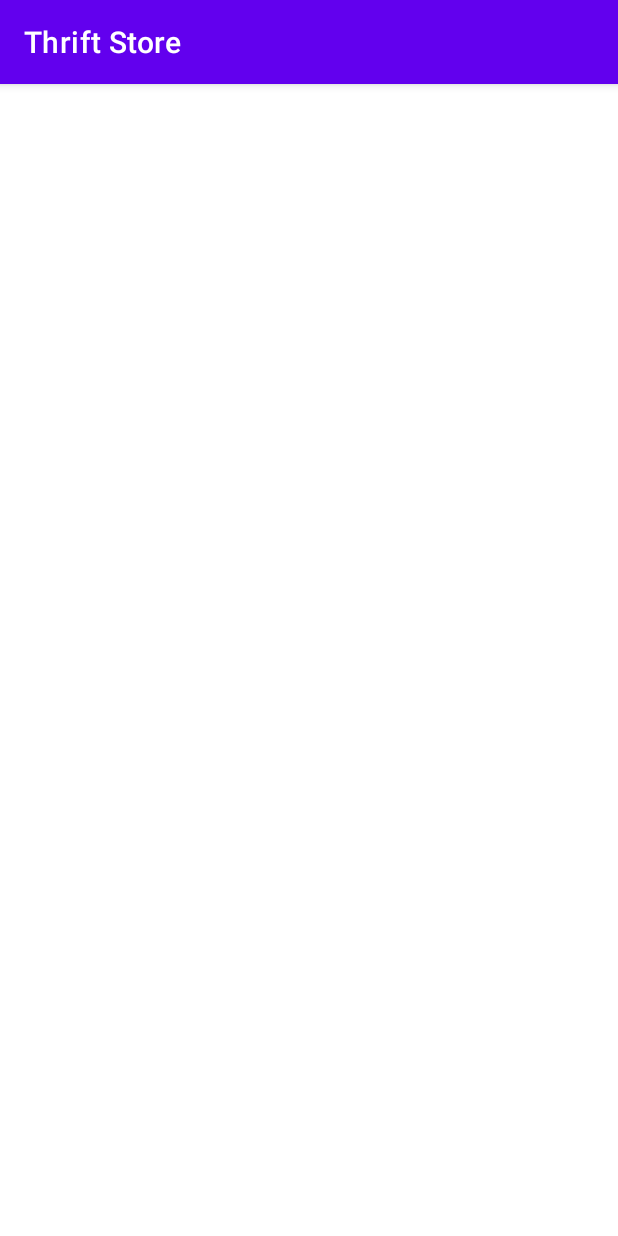
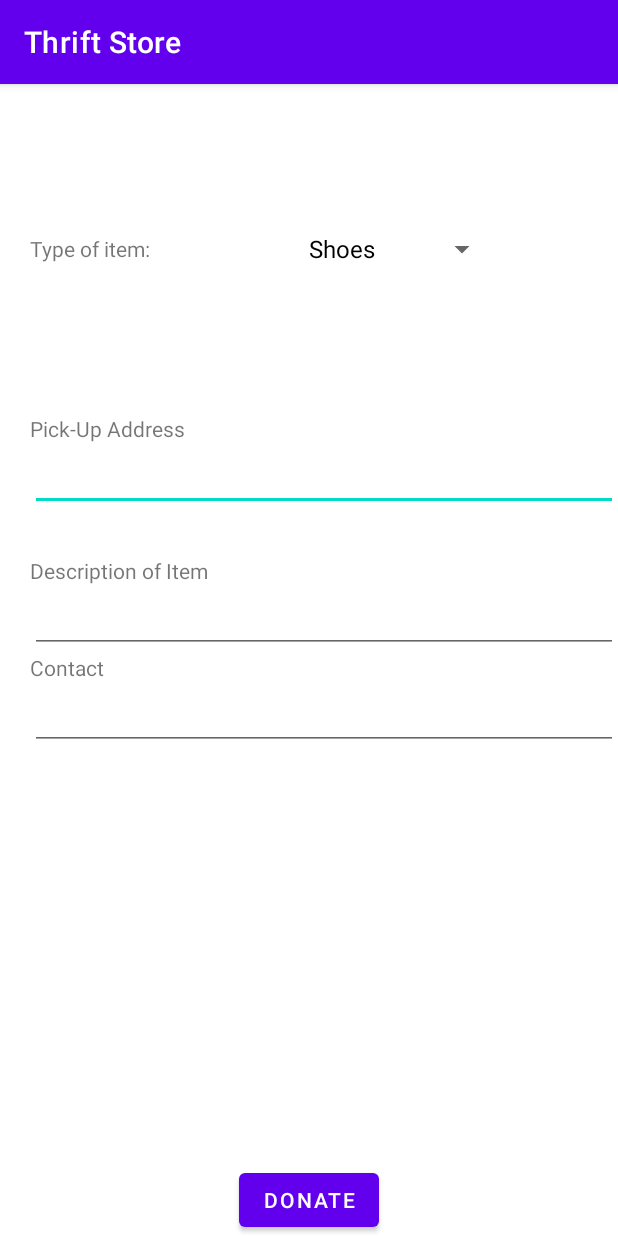
Before and after one commit to Sarah-2000/Sarah_ThriftStore, an Android app: the Donate screen opened directly, with no data from a screen before it, on a phone screen of 412 x 824 dp. Run offline under Robolectric (Android 15) with nearby library versions, the phone set to English and light mode, and no system bars.

Commit message:
Merge branch 'master' of https://github.com/sakshi916/ThriftStore
 Conflicts:
	app/src/main/java/com/example/thriftstore/Home.java
	app/src/main/res/layout/activity_home.xml

```diff
--- a/app/src/main/java/com/example/thriftstore/Donate.java
+++ b/app/src/main/java/com/example/thriftstore/Donate.java
@@ -3,6 +3,11 @@ package com.example.thriftstore;
 import androidx.appcompat.app.AppCompatActivity;
 
 import android.os.Bundle;
+import android.view.View;
+import android.widget.ArrayAdapter;
+import android.widget.Button;
+import android.widget.Spinner;
+import android.widget.Toast;
 
 public class Donate extends AppCompatActivity {
 
@@ -10,5 +15,18 @@ public class Donate extends AppCompatActivity {
     protected void onCreate(Bundle savedInstanceState) {
         super.onCreate(savedInstanceState);
         setContentView(R.layout.activity_donate);
+
+        Button donate = findViewById(R.id.btnconfirmdonate);
+        Spinner dropdown = findViewById(R.id.spinner);
+        String[] items = new String[]{"Shoes", "Clothes", "Bags", "Jewellery", "Kids wear"};
+        ArrayAdapter<String> adapter = new ArrayAdapter<>(this, android.R.layout.simple_spinner_dropdown_item, items);
+        dropdown.setAdapter(adapter);
+
+        donate.setOnClickListener(new View.OnClickListener() {
+            @Override
+            public void onClick(View v) {
+                    Toast.makeText(Donate.this, "Thank you for donating!", Toast.LENGTH_SHORT).show();
+            }
+        });
     }
 }
--- a/app/src/main/java/com/example/thriftstore/order.java
+++ b/app/src/main/java/com/example/thriftstore/order.java
@@ -142,8 +142,10 @@ public class order extends Home {
         btnconfirmOrder.setOnClickListener(new View.OnClickListener() {
             @Override
             public void onClick(View v) {
-                Toast.makeText(order.this, "Your order has been placed!", Toast.LENGTH_SHORT).show();
-
+                if(total==0){btnconfirmOrder.setEnabled(false);}
+                else {
+                    Toast.makeText(order.this, "Your order has been placed!", Toast.LENGTH_SHORT).show();
+                }
             }
         });
 
--- a/app/src/main/res/layout/activity_donate.xml
+++ b/app/src/main/res/layout/activity_donate.xml
@@ -1,9 +1,78 @@
 <?xml version="1.0" encoding="utf-8"?>
-<androidx.constraintlayout.widget.ConstraintLayout xmlns:android="http://schemas.android.com/apk/res/android"
+<RelativeLayout xmlns:android="http://schemas.android.com/apk/res/android"
     xmlns:app="http://schemas.android.com/apk/res-auto"
     xmlns:tools="http://schemas.android.com/tools"
+    android:id="@+id/rl"
+    android:paddingTop="100dp"
+    android:paddingLeft="20dp"
     android:layout_width="match_parent"
     android:layout_height="match_parent"
     tools:context=".Donate">
 
-</androidx.constraintlayout.widget.ConstraintLayout>
+    <TextView
+        android:id="@+id/itemType"
+        android:layout_width="wrap_content"
+        android:layout_height="20dp"
+        android:text="Type of item:"
+        tools:ignore="MissingConstraints"
+        tools:layout_editor_absoluteX="70dp"
+        tools:layout_editor_absoluteY="153dp" />
+
+    <Spinner
+        android:id="@+id/spinner"
+        android:layout_width="wrap_content"
+        android:layout_height="20dp"
+        android:layout_alignParentRight="true"
+        android:layout_marginRight="80dp"
+        android:spinnerMode="dropdown"
+        app:layout_constraintLeft_toRightOf="@+id/itemType"
+        ></Spinner>
+
+    <TextView
+        android:id="@+id/addr"
+        android:layout_width="wrap_content"
+        android:layout_height="wrap_content"
+        android:layout_below="@+id/itemType"
+        android:layout_marginTop="100dp"
+        android:text="Pick-Up Address" />
+
+    <EditText
+        android:layout_width="match_parent"
+        android:layout_height="wrap_content"
+        android:layout_below="@id/addr"
+        android:id="@+id/shipadd"
+        android:inputType="textPostalAddress"
+        />
+    <TextView
+        android:id="@+id/desc"
+        android:layout_width="wrap_content"
+        android:layout_height="wrap_content"
+        android:layout_below="@+id/shipadd"
+        android:layout_marginTop="30dp"
+        android:text="Description of Item" />
+    <EditText
+        android:layout_width="match_parent"
+        android:layout_height="wrap_content"
+        android:layout_below="@id/desc"
+        android:id="@+id/descbox"
+        android:inputType="textLongMessage"
+        />
+    <TextView
+        android:layout_width="wrap_content"
+        android:layout_height="wrap_content"
+        android:text="Contact"
+        android:layout_below="@id/descbox"
+        android:id="@+id/phone"/>
+    <EditText
+        android:layout_width="match_parent"
+        android:layout_height="wrap_content"
+        android:layout_below="@id/phone"
+        android:inputType="phone"/>
+    <Button
+        android:layout_width="wrap_content"
+        android:layout_height="wrap_content"
+        android:layout_alignParentBottom="true"
+        android:layout_centerHorizontal="true"
+        android:text="Donate"
+        android:id="@+id/btnconfirmdonate"/>
+</RelativeLayout>
```
